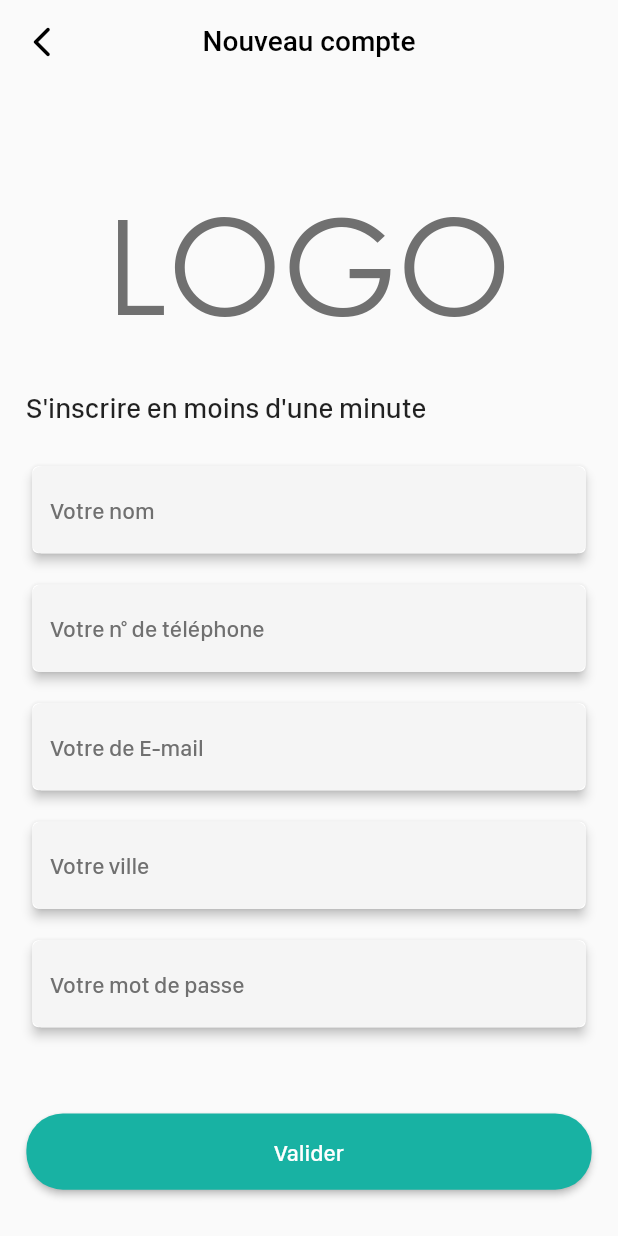
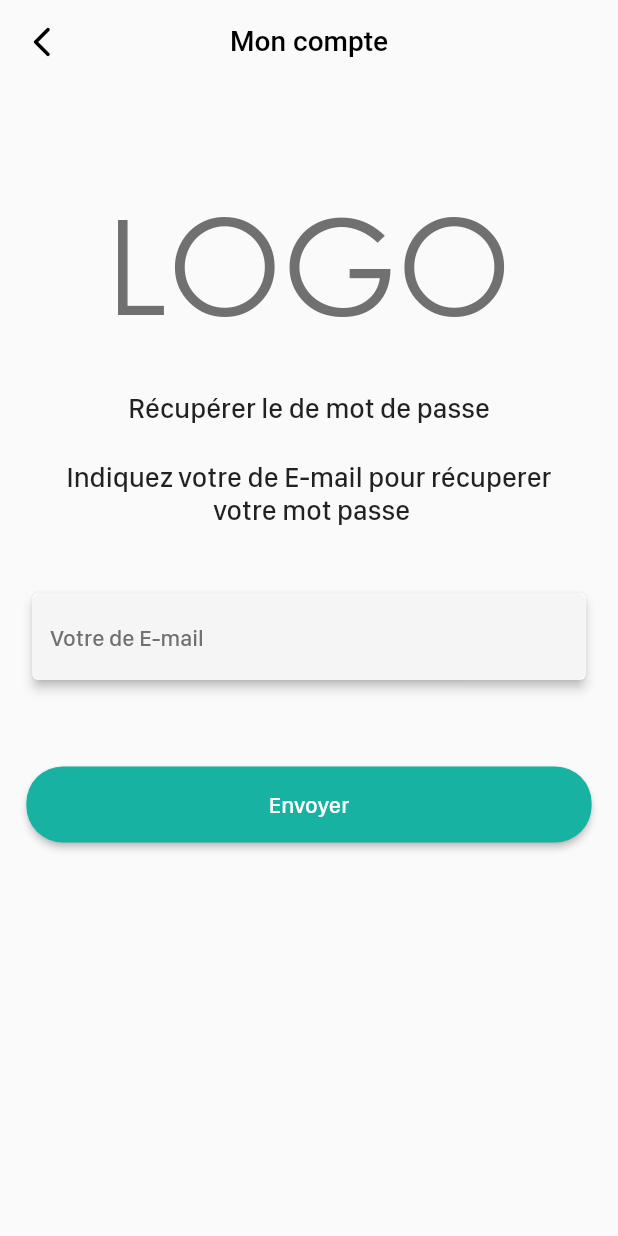
Before and after one commit to alhessiahmed/Windicar, a Flutter app: the RegisterScreen screen opened by its route, after a tap on "Valider", on a phone screen of 412 x 824 dp. Run offline on Flutter 3.47's test engine with Material 2 defaults, Android fonts, the phone set to English and light mode, and no system bars; our stand-ins replace flutter_screenutil, flutter_svg, get.

Commit message:
feat : create verification and reset new password pages

```diff
--- a/lib/screens/auth/register_screen.dart
+++ b/lib/screens/auth/register_screen.dart
@@ -72,7 +72,9 @@ class RegisterScreen extends StatelessWidget {
                 height: 40.h,
               ),
               ElevatedButton(
-                onPressed: () {},
+                onPressed: () {
+                  Navigator.pushNamed(context, '/verification_screen');
+                },
                 child: const Text('Valider'),
               ),
               SizedBox(
--- /dev/null
+++ b/lib/screens/auth/verification_screen.dart
@@ -0,0 +1,71 @@
+import 'package:flutter/material.dart';
+import 'package:flutter_screenutil/flutter_screenutil.dart';
+
+import '../../utils/app_colors.dart';
+import '../../utils/app_text_styles.dart';
+import '../profiles/app_bar_widget.dart';
+import '../profiles/text_form_field_widget.dart';
+
+class VerificationScreen extends StatelessWidget {
+  const VerificationScreen({super.key});
+
+  @override
+  Widget build(BuildContext context) {
+    return Scaffold(
+      appBar: getAppBarCustom(
+        title: 'Mon compte',
+        context: context,
+      ),
+      body: SingleChildScrollView(
+        child: Padding(
+          padding: EdgeInsets.symmetric(horizontal: 16.w),
+          child: Column(
+            children: [
+              SizedBox(
+                height: 65.h,
+              ),
+              Text(
+                'LOGO',
+                style:
+                    AppTextStyles.logoTextStyle.copyWith(color: AppColors.grey),
+              ),
+              SizedBox(
+                height: 30.h,
+              ),
+              Text(
+                "Récupérer le de mot de passe",
+                style: AppTextStyles.textTitle17,
+              ),
+              SizedBox(
+                height: 24.h,
+              ),
+              Text(
+                "Indiquez votre de E-mail pour récuperer\n votre mot passe",
+                textAlign: TextAlign.center,
+                style: AppTextStyles.textTitle17,
+              ),
+              SizedBox(
+                height: 40.h,
+              ),
+              TextFormFieldCustom(
+                textEditingController: TextEditingController(),
+                hintText: 'Votre de E-mail',
+                textInputType: TextInputType.emailAddress,
+              ),
+              SizedBox(
+                height: 40.h,
+              ),
+              ElevatedButton(
+                onPressed: () {
+                  //TODO : GO TO RESET NEW PASSWORD PAGE
+                  Navigator.pushNamed(context, '/reset_new_password_screen');
+                },
+                child: const Text('Envoyer'),
+              ),
+            ],
+          ),
+        ),
+      ),
+    );
+  }
+}
```
Also changed, not shown: lib/main.dart (+7 -1 lines), lib/screens/auth/reset_new_password.dart (added, +51 -0 lines).
